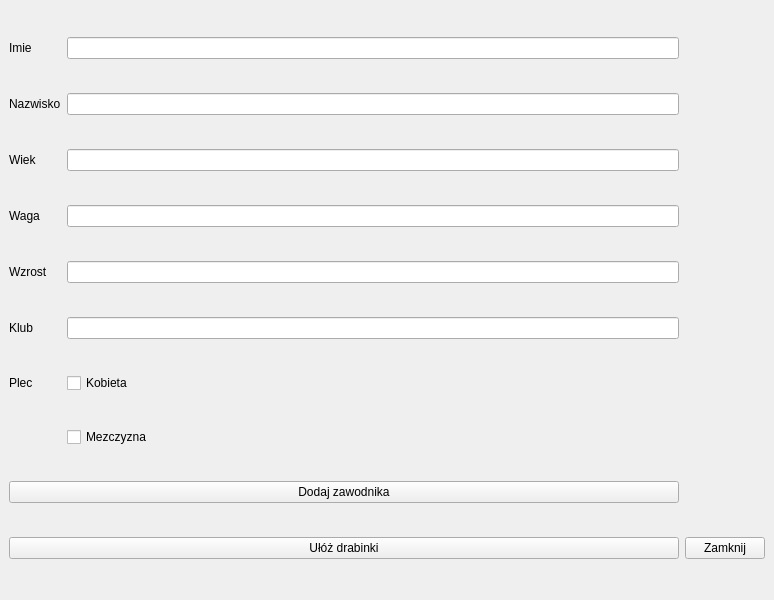
Qt form mainwindow.ui (maciejszczesny/segregator) before a commit.
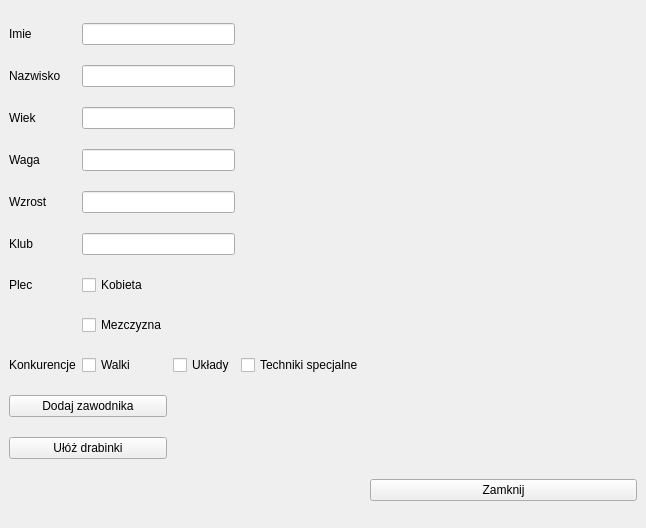
The same form after that commit.

Patch:
```diff
--- a/mainwindow.ui
+++ b/mainwindow.ui
@@ -6,8 +6,8 @@
    <rect>
     <x>0</x>
     <y>0</y>
-    <width>774</width>
-    <height>600</height>
+    <width>646</width>
+    <height>528</height>
    </rect>
   </property>
   <property name="windowTitle">
@@ -15,47 +15,6 @@
   </property>
   <widget class="QWidget" name="centralwidget">
    <layout class="QGridLayout" name="gridLayout">
-    <item row="4" column="0">
-     <widget class="QLabel" name="LabelHeight">
-      <property name="text">
-       <string>Wzrost</string>
-      </property>
-     </widget>
-    </item>
-    <item row="8" column="0" colspan="2">
-     <widget class="QPushButton" name="pushButtonAdd">
-      <property name="text">
-       <string>Dodaj zawodnika</string>
-      </property>
-     </widget>
-    </item>
-    <item row="9" column="2">
-     <widget class="QPushButton" name="pushButtonClose">
-      <property name="text">
-       <string>Zamknij</string>
-      </property>
-     </widget>
-    </item>
-    <item row="1" column="1">
-     <widget class="QLineEdit" name="TxtSurname"/>
-    </item>
-    <item row="1" column="0">
-     <widget class="QLabel" name="LabelSurname">
-      <property name="text">
-       <string>Nazwisko</string>
-      </property>
-     </widget>
-    </item>
-    <item row="6" column="1">
-     <widget class="QCheckBox" name="checkBoxWoman">
-      <property name="text">
-       <string>Kobieta</string>
-      </property>
-     </widget>
-    </item>
-    <item row="5" column="1">
-     <widget class="QLineEdit" name="TxtClub"/>
-    </item>
     <item row="0" column="0">
      <widget class="QLabel" name="LabelName">
       <property name="text">
@@ -63,28 +22,18 @@
       </property>
      </widget>
     </item>
-    <item row="3" column="1">
-     <widget class="QLineEdit" name="TxtWeight"/>
-    </item>
-    <item row="0" column="1">
+    <item row="0" column="1" colspan="2">
      <widget class="QLineEdit" name="TxtName"/>
     </item>
-    <item row="6" column="0">
-     <widget class="QLabel" name="LabelGender">
+    <item row="1" column="0">
+     <widget class="QLabel" name="LabelSurname">
       <property name="text">
-       <string>Plec</string>
+       <string>Nazwisko</string>
       </property>
      </widget>
     </item>
-    <item row="4" column="1">
-     <widget class="QLineEdit" name="TxtHeight"/>
-    </item>
-    <item row="3" column="0">
-     <widget class="QLabel" name="LabelWeight">
-      <property name="text">
-       <string>Waga</string>
-      </property>
-     </widget>
+    <item row="1" column="1" colspan="2">
+     <widget class="QLineEdit" name="TxtSurname"/>
     </item>
     <item row="2" column="0">
      <widget class="QLabel" name="LabelAge">
@@ -93,13 +42,29 @@
       </property>
      </widget>
     </item>
-    <item row="9" column="0" colspan="2">
-     <widget class="QPushButton" name="CreateTable">
+    <item row="2" column="1" colspan="2">
+     <widget class="QLineEdit" name="TxtAge"/>
+    </item>
+    <item row="3" column="0">
+     <widget class="QLabel" name="LabelWeight">
       <property name="text">
-       <string>Ułóż drabinki</string>
+       <string>Waga</string>
       </property>
      </widget>
     </item>
+    <item row="3" column="1" colspan="2">
+     <widget class="QLineEdit" name="TxtWeight"/>
+    </item>
+    <item row="4" column="0">
+     <widget class="QLabel" name="LabelHeight">
+      <property name="text">
+       <string>Wzrost</string>
+      </property>
+     </widget>
+    </item>
+    <item row="4" column="1" colspan="2">
+     <widget class="QLineEdit" name="TxtHeight"/>
+    </item>
     <item row="5" column="0">
      <widget class="QLabel" name="LabelClub">
       <property name="text">
@@ -107,6 +72,23 @@
       </property>
      </widget>
     </item>
+    <item row="5" column="1" colspan="2">
+     <widget class="QLineEdit" name="TxtClub"/>
+    </item>
+    <item row="6" column="0">
+     <widget class="QLabel" name="LabelGender">
+      <property name="text">
+       <string>Plec</string>
+      </property>
+     </widget>
+    </item>
+    <item row="6" column="1">
+     <widget class="QCheckBox" name="checkBoxWoman">
+      <property name="text">
+       <string>Kobieta</string>
+      </property>
+     </widget>
+    </item>
     <item row="7" column="1">
      <widget class="QCheckBox" name="checkBoxMan">
       <property name="text">
@@ -114,8 +96,67 @@
       </property>
      </widget>
     </item>
-    <item row="2" column="1">
-     <widget class="QLineEdit" name="TxtAge"/>
+    <item row="8" column="0">
+     <widget class="QLabel" name="label">
+      <property name="text">
+       <string>Konkurencje</string>
+      </property>
+     </widget>
+    </item>
+    <item row="8" column="1">
+     <widget class="QCheckBox" name="checkBox">
+      <property name="text">
+       <string>Walki</string>
+      </property>
+     </widget>
+    </item>
+    <item row="8" column="2">
+     <widget class="QCheckBox" name="checkBox_2">
+      <property name="text">
+       <string>Układy</string>
+      </property>
+     </widget>
+    </item>
+    <item row="8" column="3">
+     <widget class="QCheckBox" name="checkBox_3">
+      <property name="text">
+       <string>Techniki specjalne</string>
+      </property>
+     </widget>
+    </item>
+    <item row="8" column="4">
+     <spacer name="horizontalSpacer">
+      <property name="orientation">
+       <enum>Qt::Horizontal</enum>
+      </property>
+      <property name="sizeHint" stdset="0">
+       <size>
+        <width>238</width>
+        <height>20</height>
+       </size>
+      </property>
+     </spacer>
+    </item>
+    <item row="9" column="0" colspan="2">
+     <widget class="QPushButton" name="pushButtonAdd">
+      <property name="text">
+       <string>Dodaj zawodnika</string>
+      </property>
+     </widget>
+    </item>
+    <item row="10" column="0" colspan="2">
+     <widget class="QPushButton" name="CreateTable">
+      <property name="text">
+       <string>Ułóż drabinki</string>
+      </property>
+     </widget>
+    </item>
+    <item row="11" column="4">
+     <widget class="QPushButton" name="pushButtonClose">
+      <property name="text">
+       <string>Zamknij</string>
+      </property>
+     </widget>
     </item>
    </layout>
   </widget>
```
